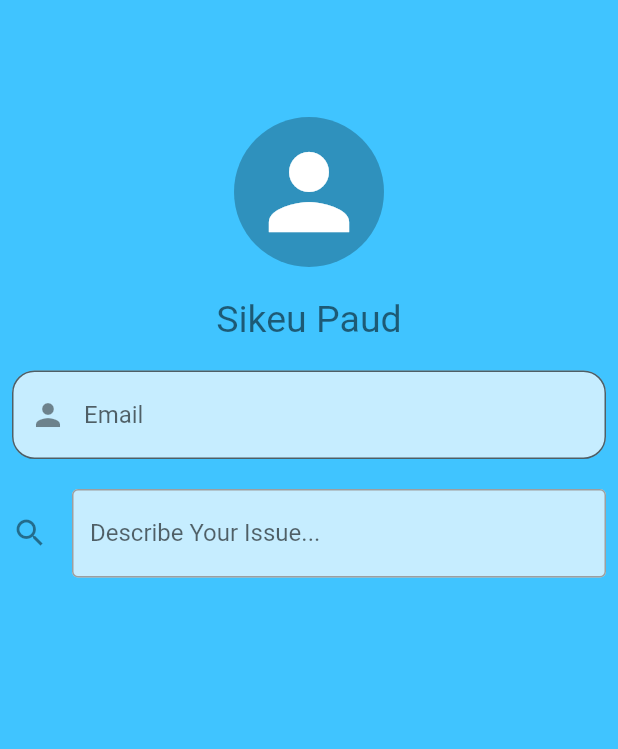
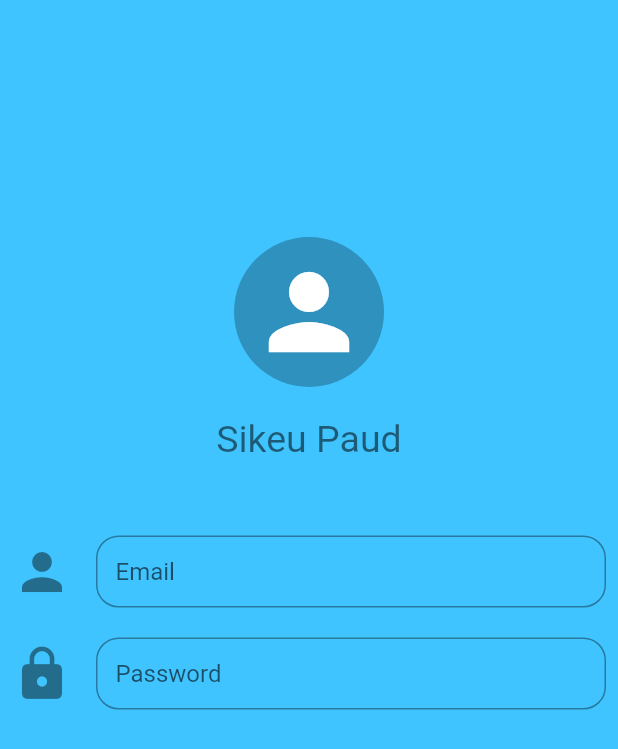
Before and after one commit to danususyanto02/Sikeu, a Flutter app: the LoginPage screen opened directly, on a phone screen of 412 x 824 dp. Shown: the top 749 px of the screen. Run offline on Flutter 3.47's test engine with Material 2 defaults, Android fonts, the phone set to English and light mode, and no system bars; our stand-ins replace firebase_auth; accounts and stored records are empty.

Commit message:
New ui login

```diff
--- a/lib/loginpage.dart
+++ b/lib/loginpage.dart
@@ -21,7 +21,7 @@ class _LoginPageState extends State<LoginPage> {
         child: Column(
           children: <Widget>[
             Container(
-              margin: const EdgeInsets.only(top: 70.0),
+              margin: const EdgeInsets.only(top: 150.0),
               height: 100,
               width: 100,
               decoration:
@@ -42,35 +42,39 @@ class _LoginPageState extends State<LoginPage> {
               style: TextStyle(fontSize: 25, color: Colors.black54),
             ),
             SizedBox(
-              height: 20,
+              height: 50,
             ),
             TextField(
               decoration: new InputDecoration(
-                  prefixIcon: Icon(Icons.person),
+                  icon: Icon(
+                    Icons.person,
+                    size: 40,
+                  ),
                   border: new OutlineInputBorder(
                     borderRadius: const BorderRadius.all(
                       const Radius.circular(15.0),
                     ),
                   ),
-                  filled: true,
                   hintText: "Email",
-                  fillColor: Colors.white70),
+                  contentPadding: EdgeInsets.all(13)),
             ),
             SizedBox(
               height: 20,
             ),
             TextField(
+              obscureText: true,
               decoration: new InputDecoration(
-                  icon: new Icon(Icons.search),
-                  labelText: "Describe Your Issue...",
-                  enabledBorder: const OutlineInputBorder(
-                    borderSide: const BorderSide(
-                      color: Colors.grey,
+                  icon: Icon(
+                    Icons.lock,
+                    size: 40,
+                  ),
+                  border: new OutlineInputBorder(
+                    borderRadius: const BorderRadius.all(
+                      const Radius.circular(15.0),
                     ),
                   ),
-                  filled: true,
                   hintText: "Password",
-                  fillColor: Colors.white70),
+                  contentPadding: EdgeInsets.all(13)),
             ),
           ],
         ),
```
